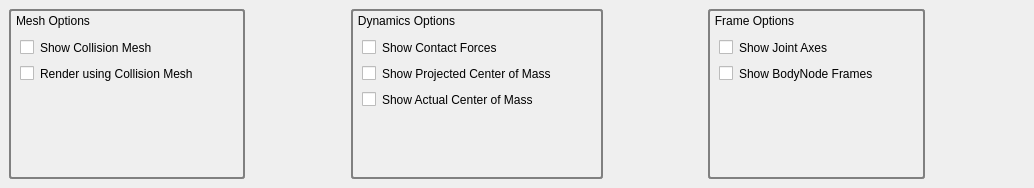
The window that qtWidgets/ui/visualizer.ui (golems/grip2) describes before a commit, drawn with Qt 5.
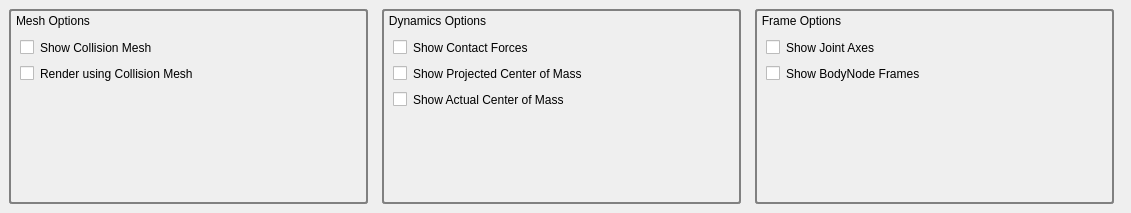
The same window after the commit.

Commit message: Update tabs-border lines and docking issue

```diff
--- a/qtWidgets/ui/visualizer.ui
+++ b/qtWidgets/ui/visualizer.ui
@@ -6,10 +6,13 @@
    <rect>
     <x>0</x>
     <y>0</y>
-    <width>1034</width>
-    <height>188</height>
+    <width>1131</width>
+    <height>213</height>
    </rect>
   </property>
+  <property name="autoFillBackground">
+   <bool>false</bool>
+  </property>
   <property name="windowTitle">
    <string>Visualizer</string>
   </property>
@@ -17,6 +20,12 @@
    <layout class="QHBoxLayout" name="horizontalLayout_8">
     <item>
      <widget class="QGroupBox" name="groupBox">
+      <property name="sizePolicy">
+       <sizepolicy hsizetype="MinimumExpanding" vsizetype="MinimumExpanding">
+        <horstretch>1</horstretch>
+        <verstretch>1</verstretch>
+       </sizepolicy>
+      </property>
       <property name="styleSheet">
        <string notr="true">QGroupBox { 
    border: 2px solid gray; 
@@ -124,6 +133,12 @@
     </item>
     <item>
      <widget class="QGroupBox" name="groupBox_2">
+      <property name="sizePolicy">
+       <sizepolicy hsizetype="MinimumExpanding" vsizetype="MinimumExpanding">
+        <horstretch>1</horstretch>
+        <verstretch>1</verstretch>
+       </sizepolicy>
+      </property>
       <property name="styleSheet">
        <string notr="true">QGroupBox { 
    border: 2px solid gray; 
@@ -259,6 +274,12 @@
     </item>
     <item>
      <widget class="QGroupBox" name="groupBox_3">
+      <property name="sizePolicy">
+       <sizepolicy hsizetype="MinimumExpanding" vsizetype="MinimumExpanding">
+        <horstretch>1</horstretch>
+        <verstretch>1</verstretch>
+       </sizepolicy>
+      </property>
       <property name="styleSheet">
        <string notr="true">QGroupBox { 
    border: 2px solid gray; 
```
The commit also changes 1 other file.
